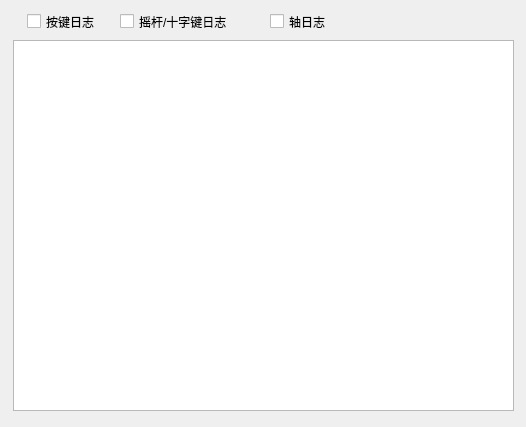
The window that logwindow.ui (InsistonTan/KeyMappingsTool) describes before a commit, drawn with Qt 5.
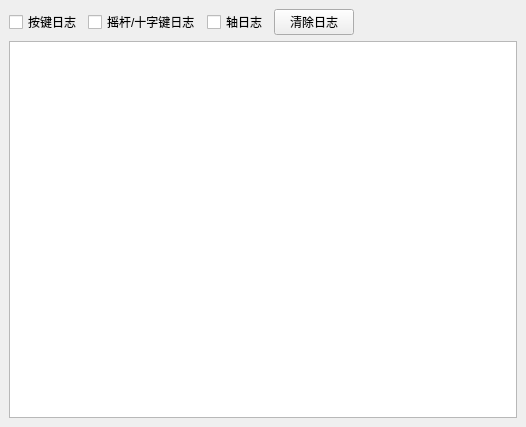
The same window after the commit.

Commit message: [update] 添加清除日志按钮功能 & 修改日志窗口布局使得可调整大小

What changed in the file:
```diff
--- a/logwindow.ui
+++ b/logwindow.ui
@@ -14,25 +14,24 @@
    <string>MainWindow</string>
   </property>
   <widget class="QWidget" name="centralwidget">
-   <widget class="QTextEdit" name="textEdit">
-    <property name="geometry">
-     <rect>
-      <x>13</x>
-      <y>40</y>
-      <width>501</width>
-      <height>371</height>
-     </rect>
-    </property>
-   </widget>
+   <layout class="QGridLayout" name="gridLayout">
+    <item row="0" column="0">
+     <widget class="QWidget" name="widget" native="true">
+      <layout class="QHBoxLayout" name="horizontalLayout">
+       <property name="leftMargin">
+        <number>0</number>
+       </property>
+       <property name="topMargin">
+        <number>0</number>
+       </property>
+       <property name="rightMargin">
+        <number>0</number>
+       </property>
+       <property name="bottomMargin">
+        <number>0</number>
+       </property>
+       <item>
    <widget class="QCheckBox" name="checkBox">
-    <property name="geometry">
-     <rect>
-      <x>27</x>
-      <y>10</y>
-      <width>91</width>
-      <height>23</height>
-     </rect>
-    </property>
     <property name="text">
      <string>按键日志</string>
     </property>
@@ -40,31 +39,9 @@
      <bool>false</bool>
     </property>
    </widget>
-   <widget class="QCheckBox" name="checkBox_2">
-    <property name="geometry">
-     <rect>
-      <x>270</x>
-      <y>10</y>
-      <width>98</width>
-      <height>23</height>
-     </rect>
-    </property>
-    <property name="text">
-     <string>轴日志</string>
-    </property>
-    <property name="checked">
-     <bool>false</bool>
-    </property>
-   </widget>
+       </item>
+       <item>
    <widget class="QCheckBox" name="checkBox_3">
-    <property name="geometry">
-     <rect>
-      <x>120</x>
-      <y>10</y>
-      <width>141</width>
-      <height>23</height>
-     </rect>
-    </property>
     <property name="text">
      <string>摇杆/十字键日志</string>
     </property>
@@ -72,6 +49,48 @@
      <bool>false</bool>
     </property>
    </widget>
+       </item>
+       <item>
+        <widget class="QCheckBox" name="checkBox_2">
+         <property name="text">
+          <string>轴日志</string>
+         </property>
+         <property name="checked">
+          <bool>false</bool>
+         </property>
+        </widget>
+       </item>
+       <item>
+        <widget class="QPushButton" name="pushButton">
+         <property name="text">
+          <string>清除日志</string>
+         </property>
+        </widget>
+       </item>
+       <item>
+        <spacer name="horizontalSpacer">
+         <property name="orientation">
+          <enum>Qt::Orientation::Horizontal</enum>
+         </property>
+         <property name="sizeHint" stdset="0">
+          <size>
+           <width>238</width>
+           <height>20</height>
+          </size>
+         </property>
+        </spacer>
+       </item>
+      </layout>
+     </widget>
+    </item>
+    <item row="1" column="0">
+     <widget class="QTextEdit" name="textEdit">
+      <property name="readOnly">
+       <bool>true</bool>
+      </property>
+     </widget>
+    </item>
+   </layout>
   </widget>
  </widget>
  <resources/>
```
Lines whose indentation alone changed are shown as unchanged. The commit also changes 2 other files.
